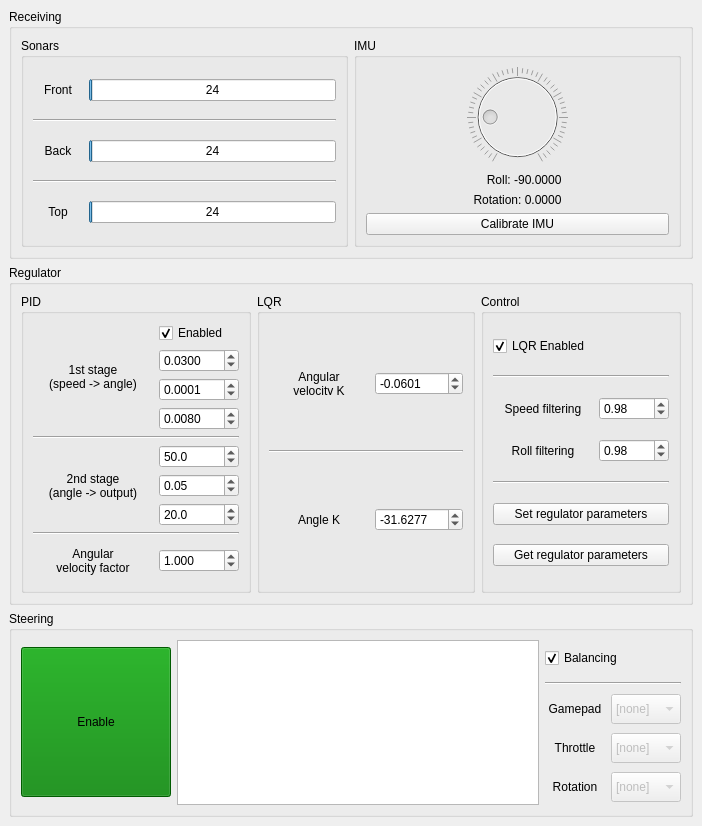
The window that src/rys_control/remote/src/UI/Layouts/RysRemoteMainWindowLayout.ui (GroupOfRobots/MiniRysV4ROS2) describes before a commit, drawn with Qt 5.
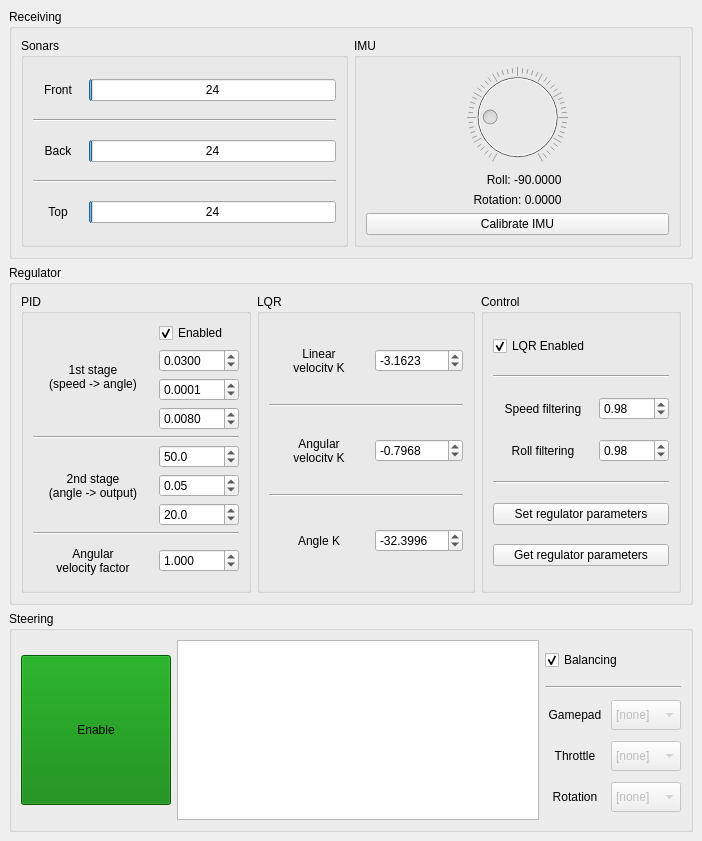
The same window after the commit.

Commit message: rys_remote: added linear velocity K factor for LQR controller

```diff
--- a/src/rys_control/remote/src/UI/Layouts/RysRemoteMainWindowLayout.ui
+++ b/src/rys_control/remote/src/UI/Layouts/RysRemoteMainWindowLayout.ui
@@ -7,7 +7,7 @@
     <x>0</x>
     <y>0</y>
     <width>702</width>
-    <height>826</height>
+    <height>841</height>
    </rect>
   </property>
   <property name="windowTitle">
@@ -579,6 +579,59 @@
           <string>LQR</string>
          </property>
          <layout class="QVBoxLayout" name="verticalLayout_8">
+          <item>
+           <layout class="QHBoxLayout" name="lqrLinearVelocityKHorizontalLayout">
+            <item>
+             <widget class="QLabel" name="lqrLinearVelocityKLabel">
+              <property name="minimumSize">
+               <size>
+                <width>100</width>
+                <height>20</height>
+               </size>
+              </property>
+              <property name="text">
+               <string>Linear
+velocity K</string>
+              </property>
+              <property name="alignment">
+               <set>Qt::AlignCenter</set>
+              </property>
+             </widget>
+            </item>
+            <item>
+             <widget class="QDoubleSpinBox" name="lqrLinearVelocityKSpinBox">
+              <property name="minimumSize">
+               <size>
+                <width>80</width>
+                <height>0</height>
+               </size>
+              </property>
+              <property name="decimals">
+               <number>4</number>
+              </property>
+              <property name="minimum">
+               <double>-1000.000000000000000</double>
+              </property>
+              <property name="maximum">
+               <double>1000.000000000000000</double>
+              </property>
+              <property name="singleStep">
+               <double>0.001000000000000</double>
+              </property>
+              <property name="value">
+               <double>-3.162300000000000</double>
+              </property>
+             </widget>
+            </item>
+           </layout>
+          </item>
+          <item>
+           <widget class="Line" name="line_9">
+            <property name="orientation">
+             <enum>Qt::Horizontal</enum>
+            </property>
+           </widget>
+          </item>
           <item>
            <layout class="QHBoxLayout" name="lqrAngularVelocityKHorizontalLayout">
             <item>
@@ -619,7 +672,7 @@
                <double>0.001000000000000</double>
               </property>
               <property name="value">
-               <double>-0.060100000000000</double>
+               <double>-0.796800000000000</double>
               </property>
              </widget>
             </item>
@@ -671,7 +724,7 @@
                <double>0.001000000000000</double>
               </property>
               <property name="value">
-               <double>-31.627700000000001</double>
+               <double>-32.399600000000000</double>
               </property>
              </widget>
             </item>
```
The commit also changes 3 other files.
